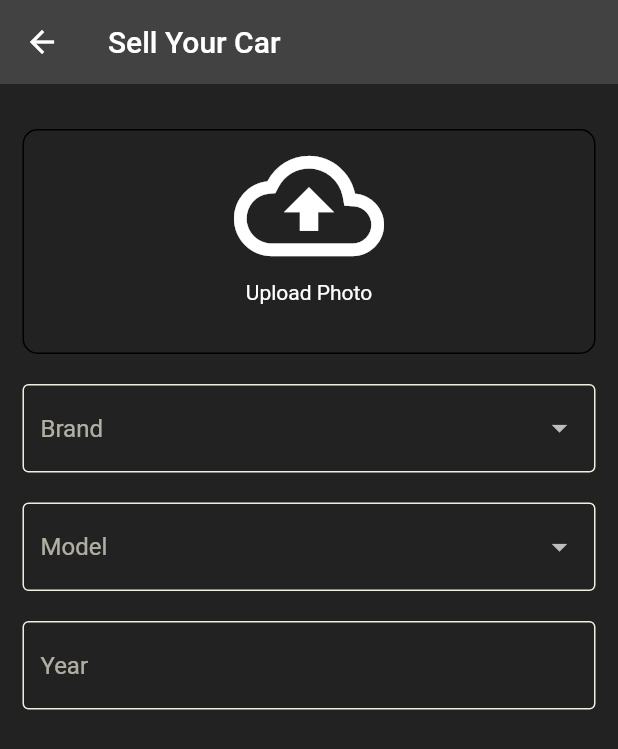
After one commit to ayaelgamall/WheelDealer, a Flutter app: the SellCarScreen screen opened by its route, on a phone screen of 412 x 824 dp. The commit adds this screen. Shown: the top 749 px of the screen. Run offline on Flutter 3.47's test engine with Material 2 defaults, Android fonts, the phone set to English and light mode, and no system bars; drawn by our look-alikes of dropdown_search; our stand-ins replace cloud_firestore, email_validator, firebase_auth, firebase_core; missing offline and left inert: dart:ffi; accounts and stored records are empty.

Commit message:
Sell a car screen (wip)

```diff
--- a/lib/app_router.dart
+++ b/lib/app_router.dart
@@ -1,16 +1,20 @@
 import 'package:bar2_banzeen/screens/login_screen.dart';
+import 'package:bar2_banzeen/screens/sell_car_screen.dart';
 import 'package:bar2_banzeen/screens/signup_screen.dart';
 import 'package:bar2_banzeen/screens/main_page.dart';
 import 'package:bar2_banzeen/screens/messages_screen.dart';
+import 'package:bar2_banzeen/widgets/wrapper.dart';
 import 'package:flutter/material.dart';
 
 class AppRouter {
   Route? generateRoute(RouteSettings settings) {
     var routes = <String, WidgetBuilder>{
+      Wrapper.routeName: (context) => const Wrapper(),
       LoginScreen.routeName: (context) => const LoginScreen(),
       SignupScreen.routeName: (context) => const SignupScreen(),
       MainPage.routeName: (context) => const MainPage(),
       MessagingScreen.routeName: (context) => const MessagingScreen(),
+      SellCarScreen.routeName: (context) => const SellCarScreen(),
     };
     WidgetBuilder builder =
         routes[settings.name] ?? (context) => const LoginScreen();
--- a/lib/screens/login_screen.dart
+++ b/lib/screens/login_screen.dart
@@ -1,9 +1,7 @@
 import 'package:bar2_banzeen/services/authentication_service.dart';
 import 'package:bar2_banzeen/widgets/facebook_login_button.dart';
 import 'package:email_validator/email_validator.dart';
-import 'package:firebase_auth/firebase_auth.dart';
 import 'package:flutter/material.dart';
-import 'package:provider/provider.dart';
 
 import '../widgets/google_login_button.dart';
 
@@ -69,8 +67,6 @@ class _LoginScreenState extends State<LoginScreen> {
 
   @override
   Widget build(BuildContext context) {
-    final user = Provider.of<User?>(context);
-
     return Scaffold(
       body: Container(
         margin: const EdgeInsets.only(top: 70),
--- /dev/null
+++ b/lib/screens/sell_car_screen.dart
@@ -0,0 +1,103 @@
+import 'package:bar2_banzeen/services/authentication_service.dart';
+import 'package:dropdown_search/dropdown_search.dart';
+import 'package:flutter/material.dart';
+import 'package:flutter/src/widgets/container.dart';
+import 'package:flutter/src/widgets/framework.dart';
+
+class SellCarScreen extends StatefulWidget {
+  const SellCarScreen({super.key});
+
+  static const routeName = '/sell-car';
+  @override
+  State<SellCarScreen> createState() => _SellCarScreenState();
+}
+
+class _SellCarScreenState extends State<SellCarScreen> {
+  @override
+  Widget build(BuildContext context) {
+    return Scaffold(
+      appBar: AppBar(
+        title: const Text("Sell Your Car"),
+      ),
+      body: Padding(
+        padding: const EdgeInsets.symmetric(horizontal: 15, vertical: 30),
+        child: Column(
+          children: [
+            InkWell(
+              onTap: () {},
+              child: Container(
+                height: 150,
+                width: double.infinity,
+                decoration: BoxDecoration(
+                    border: Border.all(),
+                    borderRadius: BorderRadius.circular(10)),
+                child: Form(
+                  child: Column(
+                    children: const [
+                      Icon(
+                        Icons.cloud_upload_outlined,
+                        size: 100,
+                      ),
+                      Text("Upload Photo")
+                    ],
+                  ),
+                ),
+              ),
+            ),
+            const SizedBox(
+              height: 20,
+            ),
+            DropdownSearch<String>(
+              // TODO Create Items List
+              items: const [
+                "Mercedes",
+                "Hyundai",
+                "Toyota",
+                "Renault",
+                "BMW",
+                "Audi",
+                "Fiat"
+              ],
+              dropdownDecoratorProps: const DropDownDecoratorProps(
+                dropdownSearchDecoration: InputDecoration(
+                    hintText: "Brand", border: OutlineInputBorder()),
+              ),
+              popupProps: const PopupProps.menu(
+                showSearchBox: true,
+              ),
+            ),
+            const SizedBox(
+              height: 20,
+            ),
+            DropdownSearch<String>(
+              // TODO Create Items List
+              items: const [
+                "Mercedes",
+                "Hyundai",
+                "Toyota",
+                "Renault",
+                "BMW",
+                "Audi",
+                "Fiat"
+              ],
+              dropdownDecoratorProps: const DropDownDecoratorProps(
+                dropdownSearchDecoration: InputDecoration(
+                    hintText: "Model", border: OutlineInputBorder()),
+              ),
+              popupProps: const PopupProps.menu(
+                showSearchBox: true,
+              ),
+            ),
+            const SizedBox(
+              height: 20,
+            ),
+            TextFormField(
+              decoration: const InputDecoration(
+                  border: OutlineInputBorder(), hintText: "Year"),
+            ),
+          ],
+        ),
+      ),
+    );
+  }
+}
--- a/lib/services/authentication_service.dart
+++ b/lib/services/authentication_service.dart
@@ -55,4 +55,8 @@ class AuthenticationService {
     }
     return null;
   }
+
+  Future<void> signOut() async {
+    await _auth.signOut();
+  }
 }
--- /dev/null
+++ b/lib/widgets/wrapper.dart
@@ -0,0 +1,22 @@
+import 'package:bar2_banzeen/screens/login_screen.dart';
+import 'package:bar2_banzeen/screens/sell_car_screen.dart';
+import 'package:firebase_auth/firebase_auth.dart';
+import 'package:flutter/material.dart';
+import 'package:provider/provider.dart';
+
+class Wrapper extends StatelessWidget {
+  const Wrapper({super.key});
+
+  static const routeName = '/';
+
+  @override
+  Widget build(BuildContext context) {
+    final user = Provider.of<User?>(context);
+
+    if (user == null) {
+      return const LoginScreen();
+    } else {
+      return const SellCarScreen();
+    }
+  }
+}
--- a/pubspec.yaml
+++ b/pubspec.yaml
@@ -43,6 +43,8 @@ dependencies:
   cloud_firestore: ^4.3.0
 
   intl: ^0.17.0
+  dropdown_search: ^5.0.5
+
 
 dev_dependencies:
   flutter_test:
```
Also changed, not shown: lib/main.dart (+4 -4 lines), pubspec.lock, 3 other files.
